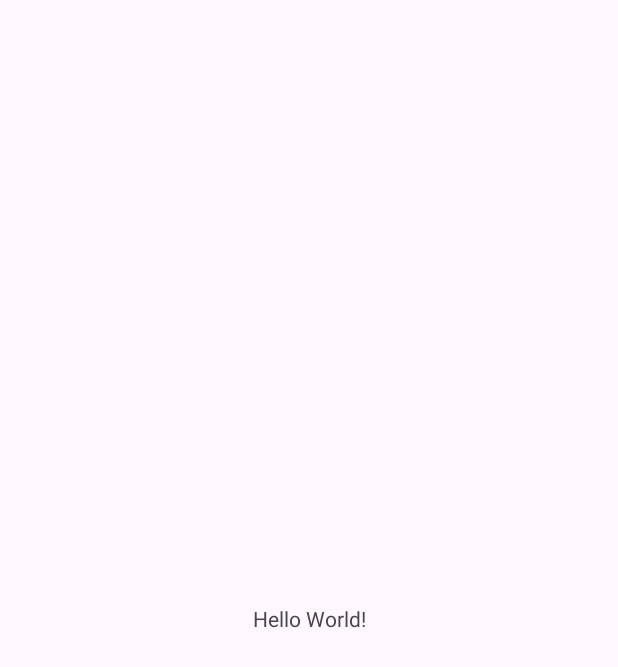
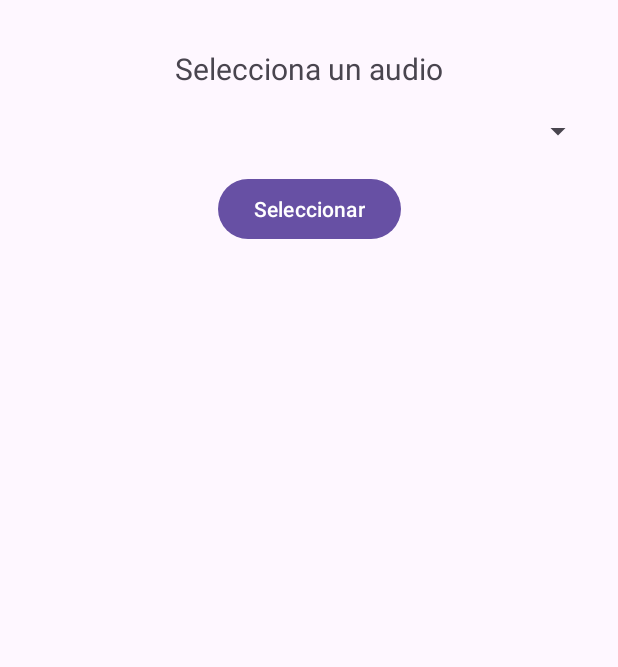
Before and after one commit to maferpinazocode/Programacion_Dispositivos_Moviles, an Android app: the screen it shows after launch (MainActivity), on a phone screen of 412 x 824 dp. Before the commit the part shown is almost empty. Shown: the top 667 px of the screen. Run offline under Robolectric (Android 15) with nearby library versions, the phone set to English and light mode, and no system bars.

Commit message:
En activity_main creamos el spinner para seleccionar los audios y el botón para seleccionar, de la misma manera en la carpeta strings.xml guardamos los strings y los referenciamos en activity_main

```diff
--- a/Unidad_2/Practica_3/Ejercicio_2/MusicPlayer/app/src/main/res/layout/activity_main.xml
+++ b/Unidad_2/Practica_3/Ejercicio_2/MusicPlayer/app/src/main/res/layout/activity_main.xml
@@ -7,13 +7,38 @@
     android:layout_height="match_parent"
     tools:context=".MainActivity">
 
+    <!-- Título -->
     <TextView
+        android:id="@+id/tvTitle"
         android:layout_width="wrap_content"
         android:layout_height="wrap_content"
-        android:text="Hello World!"
-        app:layout_constraintBottom_toBottomOf="parent"
+        android:text="@string/select_audio"
+        android:textSize="20sp"
+        app:layout_constraintTop_toTopOf="parent"
+        app:layout_constraintStart_toStartOf="parent"
         app:layout_constraintEnd_toEndOf="parent"
+        android:layout_marginTop="32dp"/>
+
+    <!-- Spinner para seleccionar audios -->
+    <Spinner
+        android:id="@+id/spinnerAudios"
+        android:layout_width="0dp"
+        android:layout_height="wrap_content"
+        app:layout_constraintTop_toBottomOf="@id/tvTitle"
         app:layout_constraintStart_toStartOf="parent"
-        app:layout_constraintTop_toTopOf="parent" />
+        app:layout_constraintEnd_toEndOf="parent"
+        android:layout_marginTop="16dp"
+        android:layout_marginStart="16dp"
+        android:layout_marginEnd="16dp"/>
 
+    <!-- Botón seleccionar -->
+    <Button
+        android:id="@+id/btnSelect"
+        android:layout_width="wrap_content"
+        android:layout_height="wrap_content"
+        android:text="@string/btn_select"
+        app:layout_constraintTop_toBottomOf="@id/spinnerAudios"
+        app:layout_constraintStart_toStartOf="parent"
+        app:layout_constraintEnd_toEndOf="parent"
+        android:layout_marginTop="16dp"/>
 </androidx.constraintlayout.widget.ConstraintLayout>
--- a/Unidad_2/Practica_3/Ejercicio_2/MusicPlayer/app/src/main/res/values/strings.xml
+++ b/Unidad_2/Practica_3/Ejercicio_2/MusicPlayer/app/src/main/res/values/strings.xml
@@ -1,3 +1,5 @@
 <resources>
-    <string name="app_name">MusicPlayerGames</string>
+    <string name="app_name">Reproductor de Música</string>
+    <string name="select_audio">Selecciona un audio</string>
+    <string name="btn_select">Seleccionar</string>
 </resources>
```
